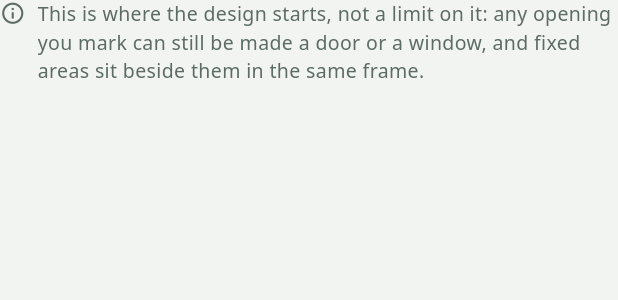
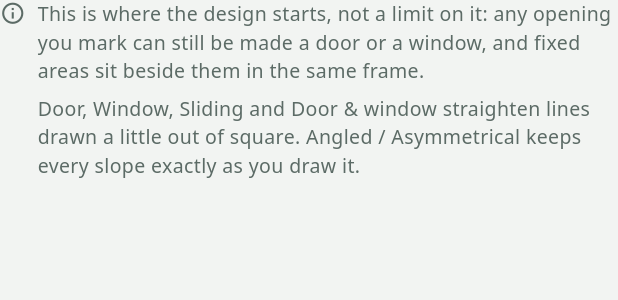
Before and after one commit to Srusht22/ProFrame, a Flutter app: the _StillMixed widget shown alone on an empty page, opened directly, on a phone screen of 412 x 824 dp. Shown: the top 300 px of the screen. Run offline on Flutter 3.47's test engine with Material 3 defaults, Android fonts, the phone set to English and light mode, and no system bars; our stand-ins replace flutter_riverpod, shared_preferences; accounts and stored records are empty.

Commit message:
Say what separates the standard categories from the angled one
Phase 15. The Angled / Asymmetrical category, its line and its marks were
already in place. Two things were added to make the difference
understandable:

- One sentence under the cards on Choose your design: the four standard
  categories straighten a line drawn a little out of square, and Angled /
  Asymmetrical keeps every slope.
- A quiet, self-dismissing note, "Geometry normalized for standard
  design.", at the head of the view when a reading visibly put a standard
  design right. A correction counts when it moved a line by more than the
  weld (NormalizedGeometry.noticeableStrokes,
  Interpretation.noticeablyCorrected). It is said once per stroke, never
  for an angled design, and never in a dialog. It waits while the sizes
  form or an alert is over the work, so it is never played out unseen.

category_behaviour_is_clear_test holds it at a phone, a tablet and a
laptop.

Co-Authored-By: Claude Opus 5.5 <noreply@anthropic.com>
Claude-Session: https://claude.ai/code/session_01EGHaXCBfq1GPsj4SkSHohs

```diff
--- a/lib/app/screens/start_screen.dart
+++ b/lib/app/screens/start_screen.dart
@@ -58,6 +58,14 @@ class StartScreen extends ConsumerStatefulWidget {
     (DesignKind.both, 'Doors and windows in one frame'),
     (DesignKind.angled, 'Sloped, under-stair & custom shapes'),
   ];
+
+  /// What the note under the cards says about straightening: which
+  /// categories square a line drawn a little out, and which keeps every
+  /// slope. One sentence, because that is the whole of the difference.
+  static const straighteningNote =
+      'Door, Window, Sliding and Door & window straighten lines drawn a '
+      'little out of square. Angled / Asymmetrical keeps every slope '
+      'exactly as you draw it.';
 
   /// What the button that begins the design says.
   static const startLabel = 'Start drawing';
@@ -306,25 +314,42 @@ class _StillMixed extends StatelessWidget {
   const _StillMixed();
 
   @override
-  Widget build(BuildContext context) => Row(
+  Widget build(BuildContext context) {
+    final style = TextStyle(
+      fontSize: 13,
+      height: 1.45,
+      color: context.palette.muted,
+    );
+    return Row(
       crossAxisAlignment: CrossAxisAlignment.start,
       children: [
         Icon(Icons.info_outline, size: 17, color: context.palette.muted),
-      SizedBox(width: 8),
+        const SizedBox(width: 8),
         Expanded(
-        child: Text(
-          'This is where the design starts, not a limit on it: any opening '
-          'you mark can still be made a door or a window, and fixed areas '
-          'sit beside them in the same frame.',
-          style: TextStyle(
-            fontSize: 13,
-            height: 1.45,
-            color: context.palette.muted,
+          child: Column(
+            crossAxisAlignment: CrossAxisAlignment.start,
+            children: [
+              Text(
+                'This is where the design starts, not a limit on it: any '
+                'opening you mark can still be made a door or a window, and '
+                'fixed areas sit beside them in the same frame.',
+                style: style,
               ),
+              const SizedBox(height: 6),
+              // What the fifth card is for, said where the choice is made:
+              // the four standard categories square what a hand drew a
+              // little out, and the angled one keeps it.
+              Text(
+                StartScreen.straighteningNote,
+                key: const ValueKey('straightening-note'),
+                style: style,
+              ),
+            ],
           ),
         ),
       ],
     );
+  }
 }
 
 /// The foot of the screen: what is chosen, and the way into the drawing.
```
Also changed, not shown: lib/app/screens/normalized_note.dart (added, +166 -0 lines), lib/app/screens/workspace_screen.dart (+13 -1 lines), lib/app/state/workspace.dart (+42 -11 lines), lib/domain/recognition/geometry_normalizer.dart (+26 -2 lines), lib/domain/recognition/interpreter.dart (+11 -0 lines), 3 other files. Lines whose indentation alone changed are shown as unchanged.
